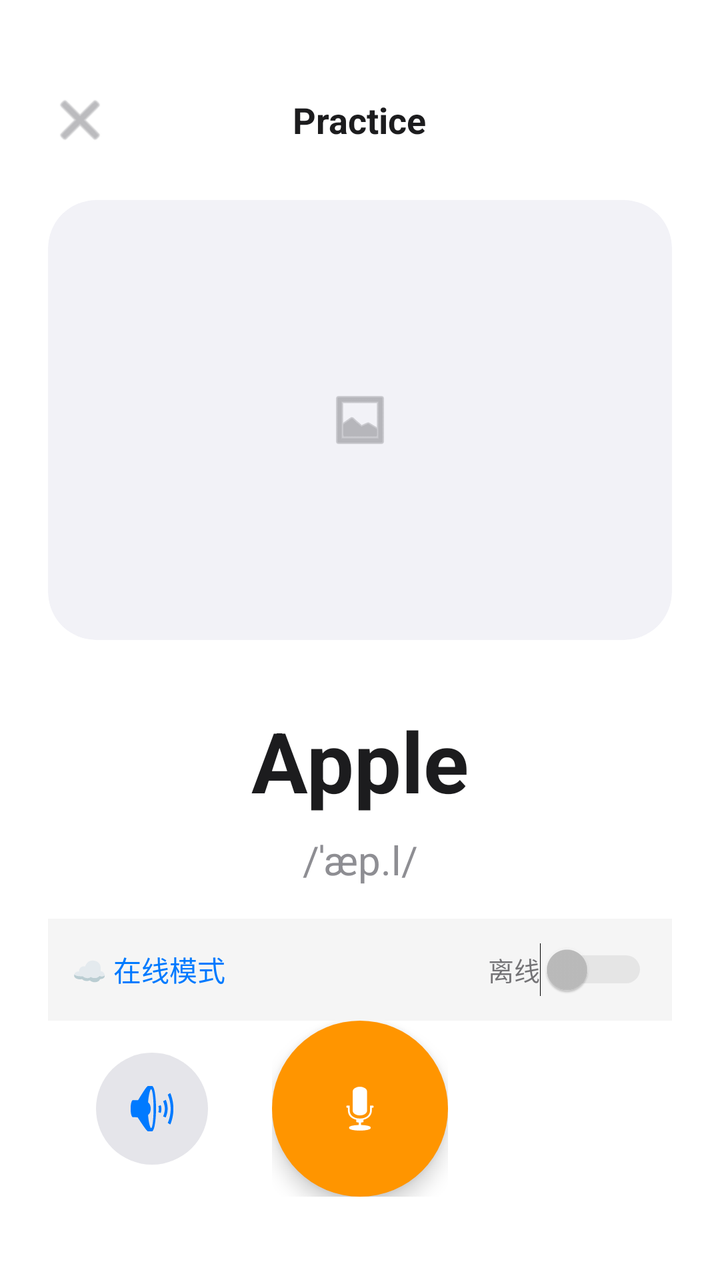
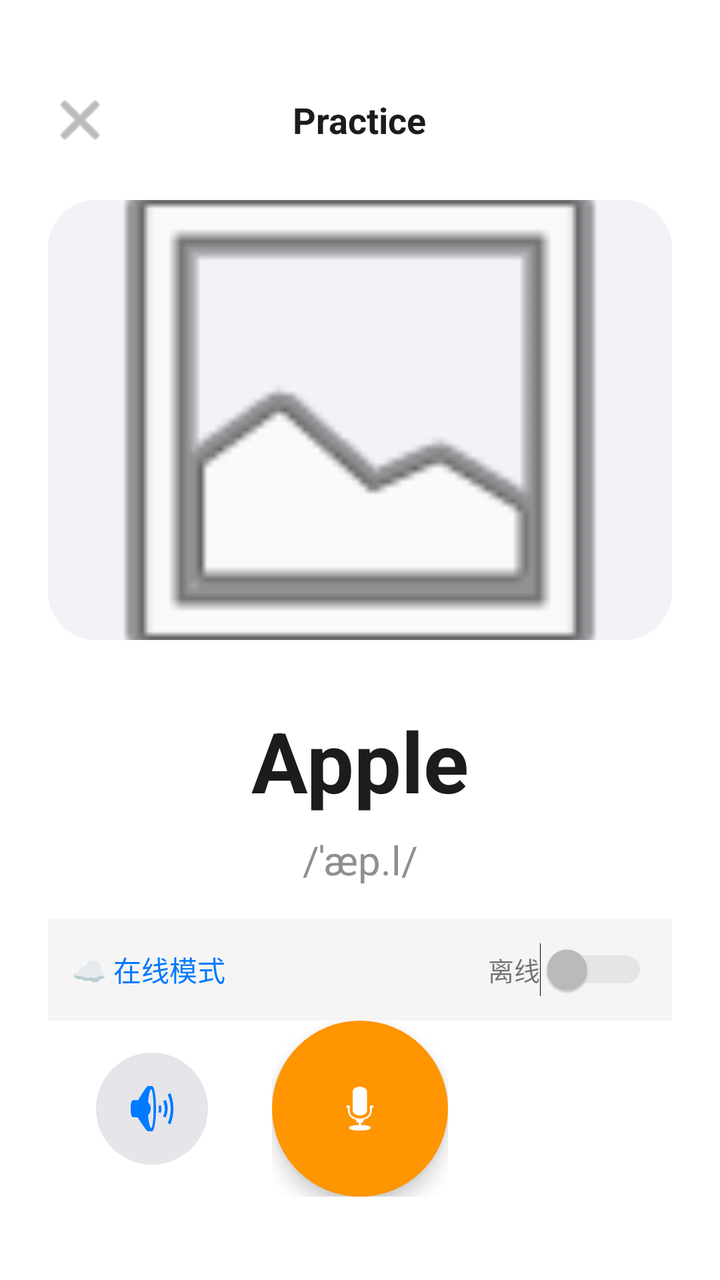

The first picture is an Android layout as it rendered before a commit; the second is the same layout after the commit. The layout source and the unified diff follow.
<!-- AndroidManifest.xml: application theme Theme.VisionVoice -->
<!-- res/layout/activity_practice.xml -->
<?xml version="1.0" encoding="utf-8"?>
<androidx.coordinatorlayout.widget.CoordinatorLayout
    xmlns:android="http://schemas.android.com/apk/res/android"
    xmlns:app="http://schemas.android.com/apk/res-auto"
    android:layout_width="match_parent"
    android:layout_height="match_parent"
    android:background="@color/white">

    <LinearLayout
        android:layout_width="match_parent"
        android:layout_height="match_parent"
        android:orientation="vertical"
        android:padding="24dp">

        <FrameLayout
            android:layout_width="match_parent"
            android:layout_height="wrap_content"
            android:layout_marginTop="20dp">
            <ImageView
                android:id="@+id/btnClosePractice"
                android:layout_width="32dp"
                android:layout_height="32dp"
                android:src="@android:drawable/ic_menu_close_clear_cancel"
                app:tint="@color/text_secondary"/>
            <TextView
                android:layout_width="wrap_content"
                android:layout_height="wrap_content"
                android:layout_gravity="center"
                android:text="Practice"
                android:textSize="18sp"
                android:textStyle="bold"
                android:textColor="@color/text_primary"/>
        </FrameLayout>

        <androidx.cardview.widget.CardView
            android:layout_width="match_parent"
            android:layout_height="220dp"
            app:cardCornerRadius="24dp"
            app:cardElevation="0dp"
            app:cardBackgroundColor="@color/surface_gray"
            android:layout_marginTop="24dp">
            <ImageView
                android:id="@+id/ivTargetImage"
                android:layout_width="match_parent"
                android:layout_height="match_parent"
                android:scaleType="centerInside"
                android:src="@android:drawable/ic_menu_gallery"
                app:tint="@color/text_secondary"/>
        </androidx.cardview.widget.CardView>

        <TextView
            android:id="@+id/tvTargetWord"
            android:layout_width="match_parent"
            android:layout_height="wrap_content"
            android:layout_marginTop="32dp"
            android:text="Apple"
            android:gravity="center"
            android:textSize="42sp"
            android:textStyle="bold"
            android:textColor="@color/text_primary"/>
        <TextView
            android:id="@+id/tvPhonetic"
            android:layout_width="match_parent"
            android:layout_height="wrap_content"
            android:layout_marginTop="8dp"
            android:text="/ˈæp.l/"
            android:gravity="center"
            android:textSize="20sp"
            android:textColor="@color/text_secondary"/>

        
        <LinearLayout
            android:layout_width="match_parent"
            android:layout_height="wrap_content"
            android:orientation="horizontal"
            android:gravity="center_vertical"
            android:layout_marginTop="16dp"
            android:background="#F5F5F5"
            android:padding="12dp">

            <TextView
                android:id="@+id/tvModeLabel"
                android:layout_width="0dp"
                android:layout_height="wrap_content"
                android:layout_weight="1"
                android:text="☁️ 在线模式"
                android:textSize="14sp"
                android:textColor="@color/brand_blue"/>

            <Switch
                android:id="@+id/switchOfflineMode"
                android:layout_width="wrap_content"
                android:layout_height="wrap_content"
                android:text="离线"
                android:textSize="13sp"
                android:enabled="false"/>
        </LinearLayout>

        <Space android:layout_width="match_parent" android:layout_height="0dp" android:layout_weight="1"/>

        <LinearLayout
            android:layout_width="match_parent"
            android:layout_height="wrap_content"
            android:orientation="horizontal"
            android:gravity="center"
            android:layout_marginBottom="48dp">

            <ImageButton
                android:id="@+id/btnTTS"
                android:layout_width="56dp"
                android:layout_height="56dp"
                android:background="@drawable/bg_circle_gray"
                android:src="@android:drawable/ic_lock_silent_mode_off"
                app:tint="@color/brand_blue"/>

            <FrameLayout
                android:layout_width="wrap_content"
                android:layout_height="wrap_content"
                android:layout_marginHorizontal="32dp">
                <View
                    android:id="@+id/viewRipple"
                    android:layout_width="88dp"
                    android:layout_height="88dp"
                    android:background="@drawable/bg_circle_orange"
                    android:alpha="0.3"
                    android:visibility="invisible"/>
                <ImageButton
                    android:id="@+id/btnRecord"
                    android:layout_width="88dp"
                    android:layout_height="88dp"
                    android:background="@drawable/bg_circle_orange"
                    android:src="@android:drawable/ic_btn_speak_now"
                    app:tint="@color/white"
                    android:elevation="6dp"/>
            </FrameLayout>

            <View android:layout_width="56dp" android:layout_height="56dp"/> </LinearLayout>
    </LinearLayout>

    <LinearLayout
        android:id="@+id/bottomSheetFeedback"
        android:layout_width="match_parent"
        android:layout_height="wrap_content"
        android:orientation="vertical"
        android:background="@color/white"
        android:padding="24dp"
        android:clickable="true"
        android:focusable="true"
        app:behavior_hideable="true"
        app:behavior_peekHeight="0dp"
        app:layout_behavior="com.google.android.material.bottomsheet.BottomSheetBehavior">

        <View
            android:layout_width="40dp"
            android:layout_height="4dp"
            android:background="#E0E0E0"
            android:layout_gravity="center_horizontal"
            android:layout_marginBottom="24dp"/>

        <LinearLayout
            android:layout_width="match_parent"
            android:layout_height="wrap_content"
            android:orientation="horizontal"
            android:gravity="center_vertical">

            <TextView
                android:id="@+id/tvScore"
                android:layout_width="80dp"
                android:layout_height="80dp"
                android:background="@drawable/bg_circle_gray"
                android:gravity="center"
                android:text="85%"
                android:textColor="@color/success_green"
                android:textStyle="bold"
                android:textSize="20sp"/>

            <LinearLayout
                android:layout_width="0dp"
                android:layout_height="wrap_content"
                android:layout_weight="1"
                android:layout_marginStart="24dp"
                android:orientation="vertical">
                <TextView
                    android:id="@+id/tvFeedbackText"  android:text="Good Job!"
                    android:textSize="20sp"
                    android:textStyle="bold"
                    android:textColor="@color/text_primary"
                    android:layout_width="wrap_content"
                    android:layout_height="wrap_content"/>
            </LinearLayout>
        </LinearLayout>

        <TextView
            android:text="Phoneme Analysis"
            android:layout_marginTop="24dp"
            android:layout_marginBottom="12dp"
            android:textStyle="bold"
            android:layout_width="wrap_content"
            android:layout_height="wrap_content"/>

        <LinearLayout
            android:id="@+id/llPhonemeContainer"
            android:layout_width="match_parent"
            android:layout_height="wrap_content"
            android:orientation="horizontal"
            android:gravity="center_vertical"
            android:layout_marginBottom="16dp">
        </LinearLayout>

        <Button
            android:id="@+id/btnNextObject"
            android:layout_width="match_parent"
            android:layout_height="60dp"
            android:text="Next Object"
            android:backgroundTint="@color/brand_blue"
            android:layout_marginTop="32dp"/>
    </LinearLayout>

</androidx.coordinatorlayout.widget.CoordinatorLayout>
<!-- resources referenced by this layout -->
<resources>
  <color name="brand_blue">#007AFF</color>
  <color name="success_green">#34C759</color>
  <color name="surface_gray">#F2F2F7</color>
  <color name="text_primary">#1C1C1E</color>
  <color name="text_secondary">#8E8E93</color>
  <color name="white">#FFFFFFFF</color>
  <!-- drawable bg_circle_gray (drawable) -->
  <shape xmlns:android="http://schemas.android.com/apk/res/android" android:shape="oval">
      <solid android:color="#E5E5EA" />
  </shape>
  <!-- drawable bg_circle_orange (drawable) -->
  <shape xmlns:android="http://schemas.android.com/apk/res/android" android:shape="oval">
      <solid android:color="@color/brand_orange" />
  </shape>
  <style name="Theme.VisionVoice" parent="Theme.Material3.DayNight.NoActionBar">
          <item name="colorPrimary">@color/brand_blue</item>
          <item name="colorOnPrimary">@color/white</item>
          <item name="colorSecondary">@color/brand_orange</item>
          <item name="android:statusBarColor">@color/surface_gray</item>
          <item name="android:windowLightStatusBar">true</item>
      </style>
  <color name="brand_orange">#FF9500</color>
</resources>

<!-- the commit's change to res/layout/activity_practice.xml (unified diff, before → after) -->
@@ -39,13 +39,20 @@
             app:cardElevation="0dp"
             app:cardBackgroundColor="@color/surface_gray"
             android:layout_marginTop="24dp">
+
+            <ImageView
+                android:id="@+id/ivBackgroundImage"
+                android:layout_width="match_parent"
+                android:layout_height="match_parent"
+                android:scaleType="centerCrop"
+                app:tint="#80000000" />
+
             <ImageView
                 android:id="@+id/ivTargetImage"
                 android:layout_width="match_parent"
                 android:layout_height="match_parent"
-                android:scaleType="centerInside"
-                android:src="@android:drawable/ic_menu_gallery"
-                app:tint="@color/text_secondary"/>
+                android:scaleType="centerCrop"
+                android:src="@android:drawable/ic_menu_gallery" />
         </androidx.cardview.widget.CardView>
 
         <TextView
